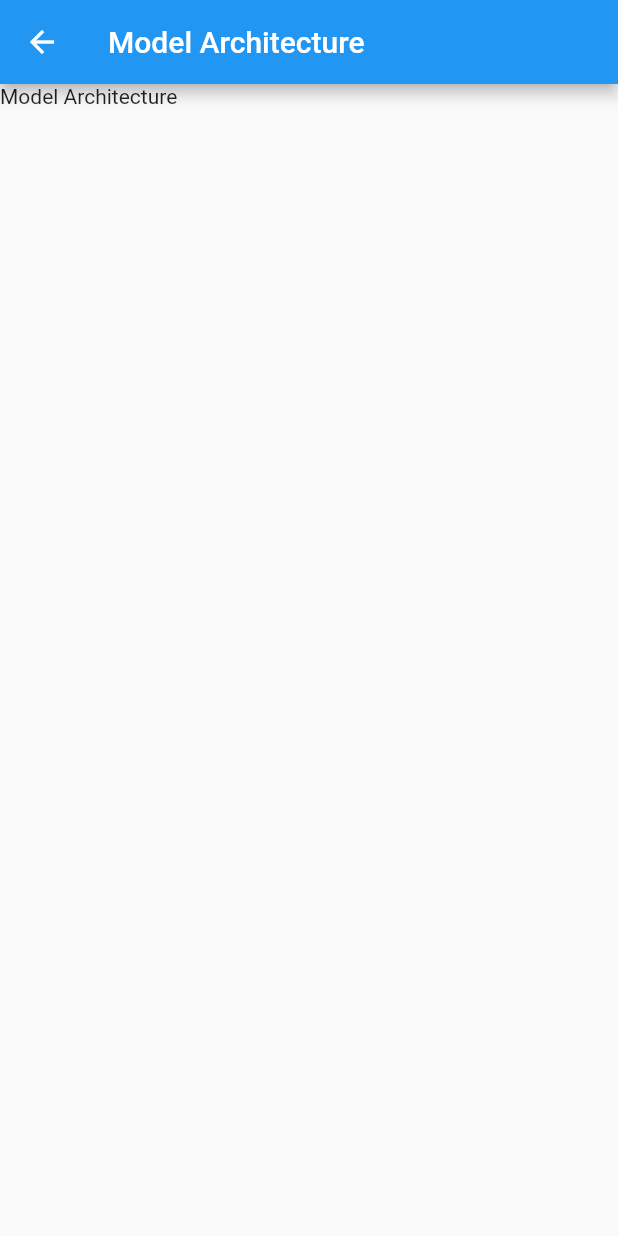
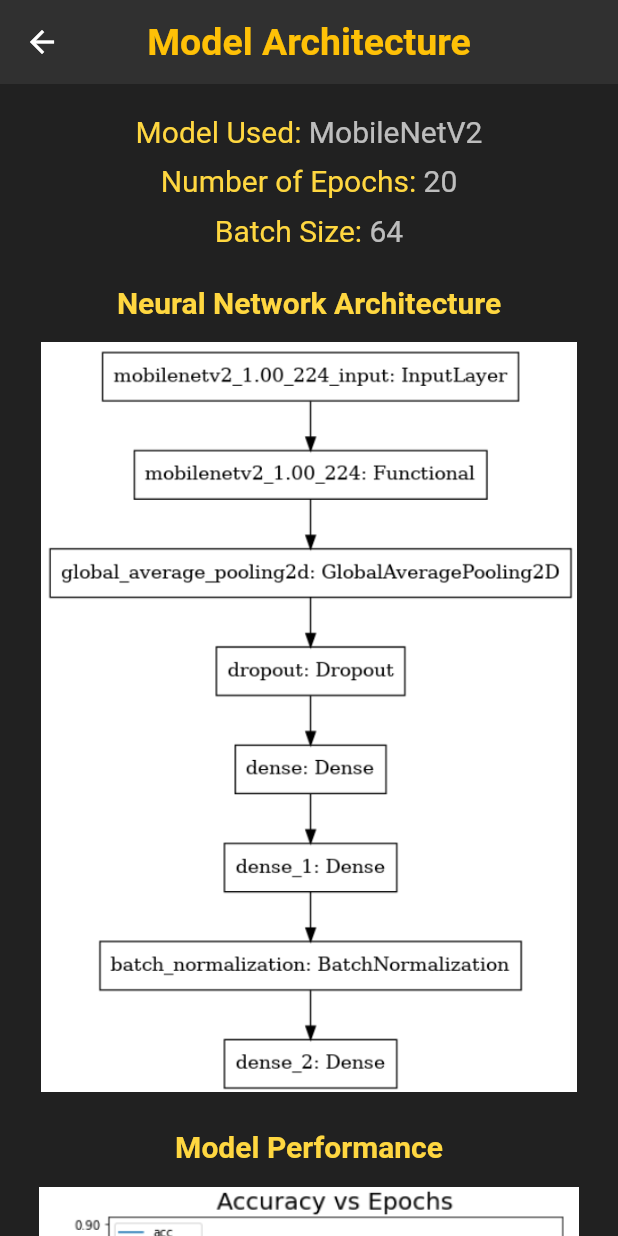
Before and after one commit to rprkh/Bird-Classifier, a Flutter app: the screen it shows after launch, after a tap on "Model Architecture", on a phone screen of 412 x 824 dp. Run offline on Flutter 3.47's test engine with Material 2 defaults, Android fonts, the light colour scheme and no system bars; our stand-ins replace image_picker; missing offline and left inert: tflite; project files that could hold a hidden picture were left out.

Commit message:
corrected overflow and finalized model_architecture UI

```diff
--- a/bird_classifier_app/lib/main.dart
+++ b/bird_classifier_app/lib/main.dart
@@ -62,7 +62,7 @@ class _HomePageState extends State<HomePage> {
     setState(() {
       _result = res;
       String? str = _result?[0]["label"];
-      _name = str?.substring(2);
+      _name = str?.substring(str.length - (str.length - 3));
       _confidence = _result != null ? (_result?[0]["confidence"] * 100.0).toString().substring(0, 2) + "%": "";
       print("Name: $_name\nConfidence: $_confidence");
     });
@@ -94,7 +94,7 @@ class _HomePageState extends State<HomePage> {
       body: Container(
         child: Column(
           children: [
-            SizedBox(height: 50),
+            SizedBox(height: 25),
             _pickedFile != null
             ? Center(
               child: Container(
@@ -110,7 +110,7 @@ class _HomePageState extends State<HomePage> {
               ),
             )
                 : Container(
-                  padding: EdgeInsets.fromLTRB(50, 0, 0, 0),
+                  padding: EdgeInsets.fromLTRB(25, 0, 0, 0),
                   height: 350,
                   width: 350,
                   color: Colors.grey[600],
@@ -118,7 +118,13 @@ class _HomePageState extends State<HomePage> {
                     alignment: Alignment.center,
                     child: Padding(
                         padding: EdgeInsets.fromLTRB(0, 0, 50, 0),
-                        child: Text("Please select an image"),
+                        child: Text(
+                            "Please select an image",
+                            style: TextStyle(
+                              fontWeight: FontWeight.bold,
+                              fontSize: 20,
+                            ),
+                        ),
                     ),
                   ),
             ),
--- a/bird_classifier_app/lib/pages/data_used.dart
+++ b/bird_classifier_app/lib/pages/data_used.dart
@@ -65,7 +65,7 @@ class _DataUsedState extends State<DataUsed> {
                     )
                 ),
                 Text(
-                  "58388 Images",
+                  "58,388 Images",
                   style: TextStyle(
                     color: Colors.white70,
                     fontSize: 20,
@@ -87,7 +87,7 @@ class _DataUsedState extends State<DataUsed> {
                     )
                 ),
                 Text(
-                  "2000 Images",
+                  "2,000 Images",
                   style: TextStyle(
                     color: Colors.white70,
                     fontSize: 20,
@@ -109,7 +109,7 @@ class _DataUsedState extends State<DataUsed> {
                     )
                 ),
                 Text(
-                  "2000 Images",
+                  "2,000 Images",
                   style: TextStyle(
                     color: Colors.white70,
                     fontSize: 20,
--- a/bird_classifier_app/lib/pages/model_architecture.dart
+++ b/bird_classifier_app/lib/pages/model_architecture.dart
@@ -11,12 +11,165 @@ class _ModelArchitectureState extends State<ModelArchitecture> {
   @override
   Widget build(BuildContext context) {
     return Scaffold(
+      backgroundColor: Colors.grey[900],
       appBar: AppBar(
-        title: Text("Model Architecture"),
+        title: Text(
+          "Model Architecture",
+          style: TextStyle(
+            fontWeight: FontWeight.bold,
+            color: Colors.amber,
+            fontSize: 25,
+          ),
+        ),
+        centerTitle: true,
+        backgroundColor: Colors.grey[850],
+        elevation: 0.0,
       ),
-      body: SafeArea(
-        child: Text(
-          "Model Architecture",
+      body: SingleChildScrollView(
+        child: Column(
+          children: [
+            SizedBox(
+              height: 20,
+            ),
+            Row(
+              mainAxisAlignment: MainAxisAlignment.center,
+              children: [
+                Text(
+                  "Model Used: ",
+                  style: TextStyle(
+                    color: Colors.amberAccent[200],
+                    fontSize: 20,
+                  ),
+                ),
+                Text(
+                  "MobileNetV2",
+                  style: TextStyle(
+                    color: Colors.white70,
+                    fontSize: 20,
+                  ),
+                ),
+              ]
+            ),
+            SizedBox(
+              height: 10,
+            ),
+            Row(
+                mainAxisAlignment: MainAxisAlignment.center,
+                children: [
+                  Text(
+                    "Number of Epochs: ",
+                    style: TextStyle(
+                      color: Colors.amberAccent[200],
+                      fontSize: 20,
+                    ),
+                  ),
+                  Text(
+                    "20",
+                    style: TextStyle(
+                      color: Colors.white70,
+                      fontSize: 20,
+                    ),
+                  ),
+                ]
+            ),
+            SizedBox(
+              height: 10,
+            ),
+            Row(
+                mainAxisAlignment: MainAxisAlignment.center,
+                children: [
+                  Text(
+                    "Batch Size: ",
+                    style: TextStyle(
+                      color: Colors.amberAccent[200],
+                      fontSize: 20,
+                    ),
+                  ),
+                  Text(
+                    "64",
+                    style: TextStyle(
+                      color: Colors.white70,
+                      fontSize: 20,
+                    ),
+                  ),
+                ]
+            ),
+            SizedBox(
+              height: 25,
+            ),
+            Text(
+              "Neural Network Architecture",
+              style: TextStyle(
+                color: Colors.amberAccent[200],
+                fontSize: 20,
+                fontWeight: FontWeight.bold,
+              ),
+            ),
+            SizedBox(
+              height: 15,
+            ),
+            Container(
+              width: 500,
+              height: 500,
+              child: Image(
+                image: AssetImage("images/model_architecture.png"),
+              ),
+            ),
+            SizedBox(
+              height: 25,
+            ),
+            Text(
+              "Model Performance",
+              style: TextStyle(
+                color: Colors.amberAccent[200],
+                fontSize: 20,
+                fontWeight: FontWeight.bold,
+              ),
+            ),
+            SizedBox(
+              height: 15,
+            ),
+            Container(
+              width: 400,
+              height: 400,
+              child: Image(
+                image: AssetImage("images/model_accuracy.png"),
+              ),
+            ),
+            SizedBox(
+              height: 10,
+            ),
+            Text(
+              "Model Accuracy",
+              style: TextStyle(
+                color: Colors.white70,
+                fontSize: 18,
+              ),
+            ),
+            SizedBox(
+              height: 25,
+            ),
+            Container(
+              width: 400,
+              height: 400,
+              child: Image(
+                image: AssetImage("images/model_loss.png"),
+              ),
+            ),
+            SizedBox(
+              height: 10,
+            ),
+            Text(
+              "Model Loss",
+              style: TextStyle(
+                color: Colors.white70,
+                fontSize: 18,
+              ),
+            ),
+            SizedBox(
+              height: 10,
+            ),
+          ]
         ),
       ),
     );
```
Also changed, not shown: bird_classifier_app/assets/labels.txt (+10 -10 lines), bird_classifier_app/images/model_accuracy.png (added), bird_classifier_app/images/model_architecture.png (added), bird_classifier_app/images/model_loss.png (added).
